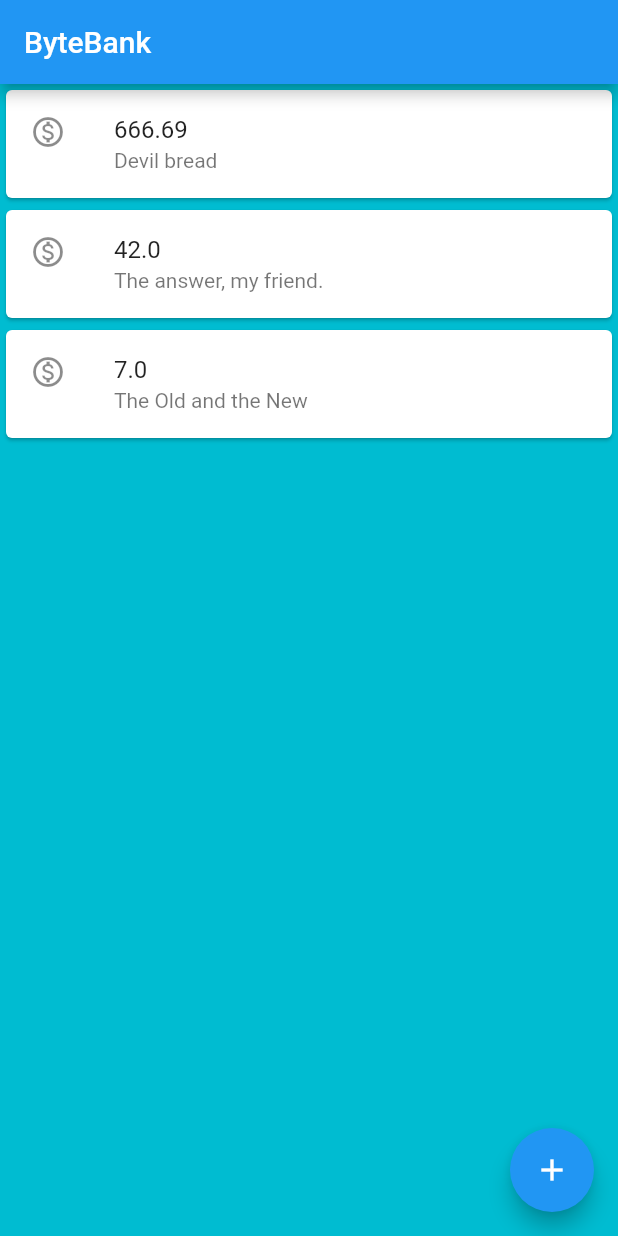
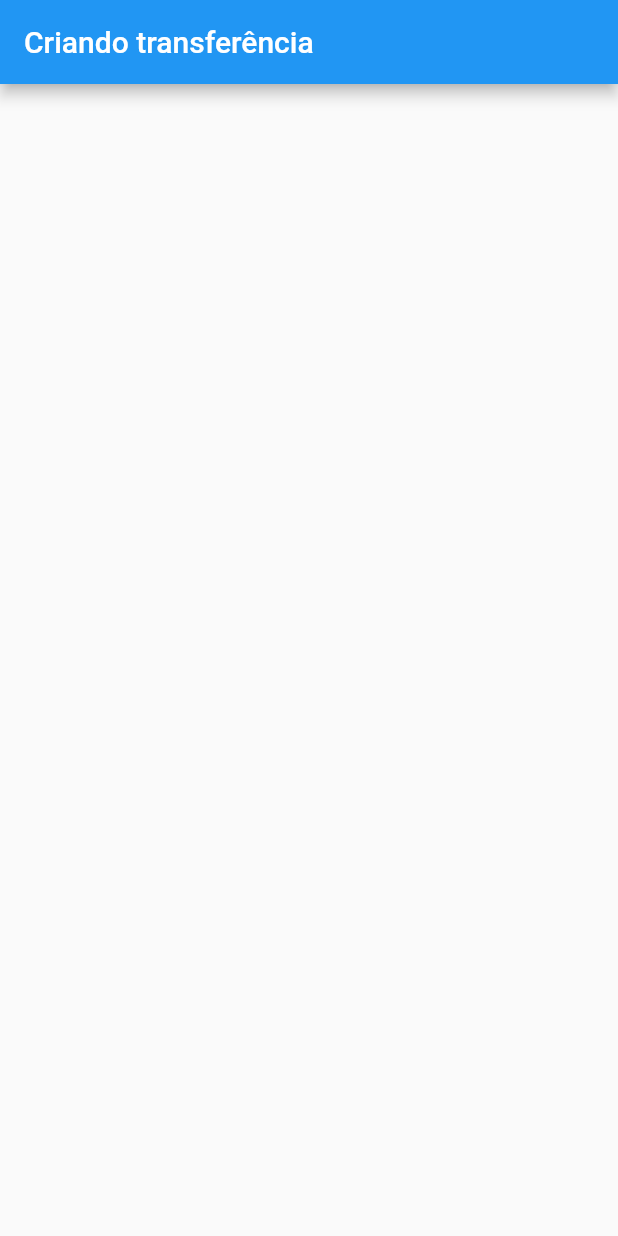
Before and after one commit to Wercton/ByteBank, a Flutter app: the screen it shows after launch, on a phone screen of 412 x 824 dp. Run offline on Flutter 3.47's test engine with Material 2 defaults, Android fonts, the phone set to English and light mode, and no system bars.

Commit message:
Refactor: encapsuling main Scaffold in order to use hot reload

```diff
--- a/lib/main.dart
+++ b/lib/main.dart
@@ -1,30 +1,49 @@
-import 'package:flutter/cupertino.dart';
 import 'package:flutter/material.dart';
 
-void main() => runApp(
-      MaterialApp(
+void main() => runApp(const ByteBankApp());
+
+class ByteBankApp extends StatelessWidget {
+  const ByteBankApp({Key? key}) : super(key: key);
+
+  @override
+  Widget build(BuildContext context) {
+    return const MaterialApp(
       home: Scaffold(
-          backgroundColor: const Color(0xff00BCD1),
-          body: ListTransfer(),
-          appBar: AppBar(title: const Text('ByteBank')),
-          floatingActionButton: FloatingActionButton(
-            child: const Icon(Icons.add),
-            onPressed: () {},
-          ),
-        ),
+        body: TransferForm(),
       ),
     );
+  }
+}
+
+class TransferForm extends StatelessWidget {
+  const TransferForm({Key? key}) : super(key: key);
+
+  @override
+  Widget build(BuildContext context) {
+    return Scaffold(
+      appBar: AppBar(title: const Text('Criando transferência')),
+    );
+  }
+}
 
 class ListTransfer extends StatelessWidget {
+  const ListTransfer({Key? key}) : super(key: key);
+
   @override
   Widget build(BuildContext context) {
-    // TODO: implement build
-    return Column(
+    return Scaffold(
+      appBar: AppBar(title: const Text('ByteBank')),
+      body: Column(
         children: [
           CardTransferInfo(Transfer(666.69, 'Devil bread')),
           CardTransferInfo(Transfer(42.00, 'The answer, my friend.')),
           CardTransferInfo(Transfer(7.00, 'The Old and the New')),
         ],
+      ),
+      floatingActionButton: FloatingActionButton(
+        child: const Icon(Icons.add),
+        onPressed: () {},
+      ),
     );
   }
 }
```
Lines whose indentation alone changed are shown as unchanged.
